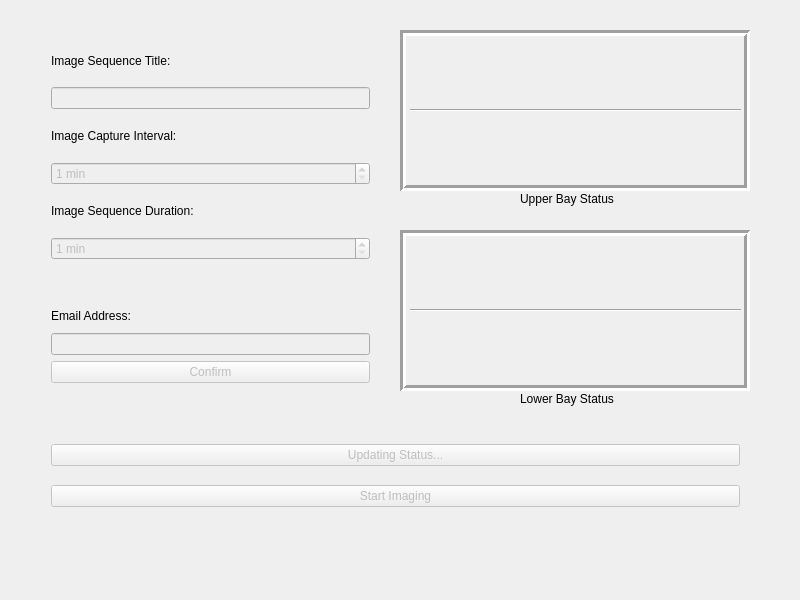
First picture: the form in Basic/_ui/Demo.ui, repository CoSE-Jerry/Socket_Practice, before the edit.
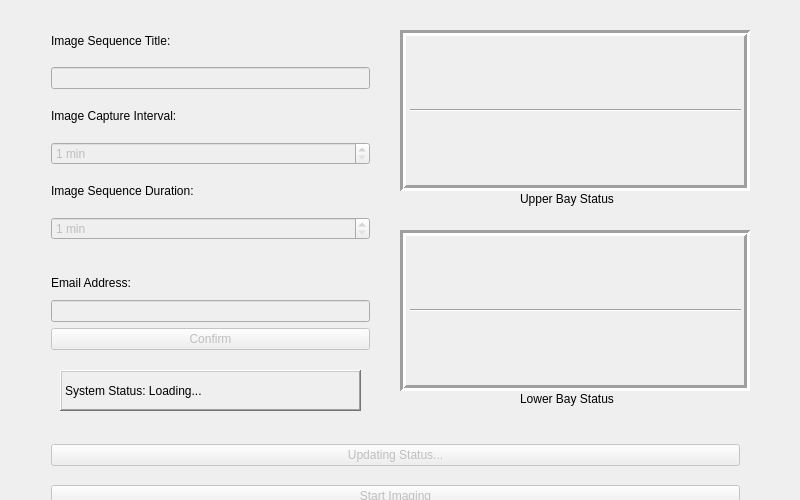
Second picture: the form after the edit. Icons and pictures are not drawn.

The edit to the form file:
```diff
--- a/Basic/_ui/Demo.ui
+++ b/Basic/_ui/Demo.ui
@@ -7,7 +7,7 @@
     <x>0</x>
     <y>0</y>
     <width>800</width>
-    <height>600</height>
+    <height>500</height>
    </rect>
   </property>
   <property name="sizePolicy">
@@ -19,13 +19,13 @@
   <property name="minimumSize">
    <size>
     <width>800</width>
-    <height>600</height>
+    <height>500</height>
    </size>
   </property>
   <property name="maximumSize">
    <size>
     <width>800</width>
-    <height>600</height>
+    <height>500</height>
    </size>
   </property>
   <property name="windowTitle">
@@ -40,7 +40,7 @@
     <property name="geometry">
      <rect>
       <x>40</x>
-      <y>30</y>
+      <y>10</y>
       <width>341</width>
       <height>241</height>
      </rect>
@@ -527,7 +527,7 @@
     <property name="geometry">
      <rect>
       <x>40</x>
-      <y>293</y>
+      <y>260</y>
       <width>341</width>
       <height>101</height>
      </rect>
@@ -600,6 +600,28 @@
      </item>
     </layout>
    </widget>
+   <widget class="QLabel" name="StatusBar">
+    <property name="geometry">
+     <rect>
+      <x>60</x>
+      <y>370</y>
+      <width>301</width>
+      <height>41</height>
+     </rect>
+    </property>
+    <property name="frameShape">
+     <enum>QFrame::WinPanel</enum>
+    </property>
+    <property name="frameShadow">
+     <enum>QFrame::Raised</enum>
+    </property>
+    <property name="lineWidth">
+     <number>3</number>
+    </property>
+    <property name="text">
+     <string>System Status: Loading...</string>
+    </property>
+   </widget>
   </widget>
  </widget>
  <layoutdefault spacing="6" margin="11"/>
```
